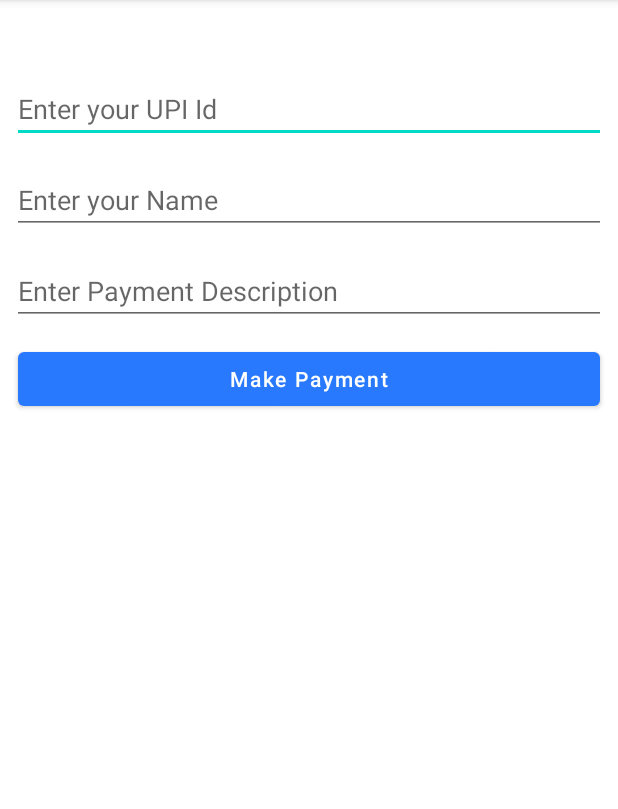
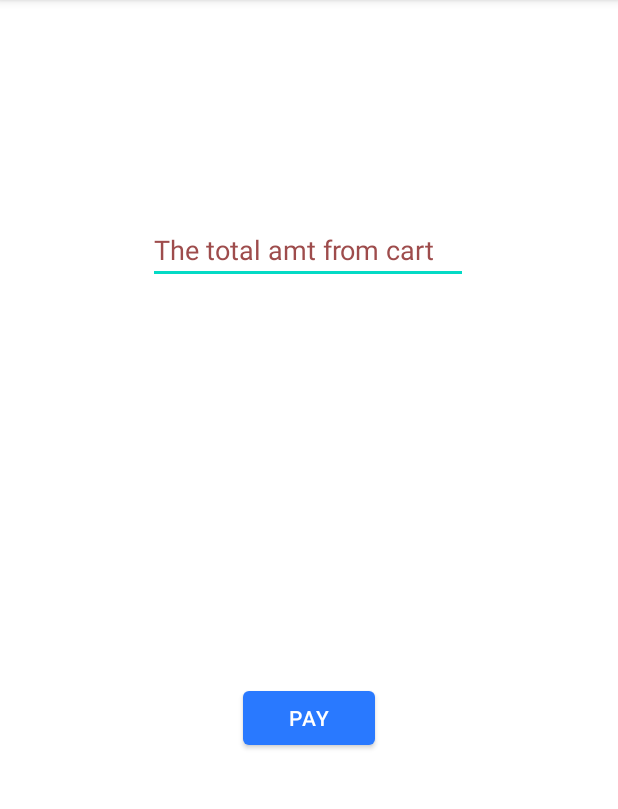
Before and after one commit to vamseevk2001/Kart-X, an Android app: the Payments screen opened directly, with no data from a screen before it, on a phone screen of 412 x 824 dp, the part 84-893 px from its top. Run offline under Robolectric (Android 15) with nearby library versions, the phone set to English and light mode, and no system bars; libraries missing offline, so code that uses them is left out: com.razorpay.

Commit message:
Payments added

```diff
--- a/app/build.gradle
+++ b/app/build.gradle
@@ -49,9 +49,9 @@ dependencies {
     implementation 'com.github.denzcoskun:ImageSlideshow:0.0.6'
 
     implementation platform('com.google.firebase:firebase-bom:26.8.0')
-    implementation "com.shreyaspatil:EasyUpiPayment:2.0"
     implementation "com.google.firebase:firebase-firestore:11.4.2"
     implementation "com.firebaseui:firebase-ui-auth:3.0.0"
+    implementation 'com.razorpay:checkout:1.6.6'
     implementation "com.firebaseui:firebase-ui-firestore:3.0.0"
     implementation 'com.firebaseui:firebase-ui-firestore:6.1.0'
     // Declare the dependency for the Firebase Authentication library
--- a/app/src/main/java/com/shapps/myapplication/Payments.java
+++ b/app/src/main/java/com/shapps/myapplication/Payments.java
@@ -2,93 +2,67 @@ package com.shapps.myapplication;
 
 import androidx.appcompat.app.AppCompatActivity;
 
+import android.app.Activity;
 import android.os.Bundle;
-import android.text.TextUtils;
-import android.util.Log;
 import android.view.View;
 import android.widget.Button;
 import android.widget.EditText;
-import android.widget.TextView;
 import android.widget.Toast;
 
-import com.shreyaspatil.EasyUpiPayment.EasyUpiPayment;
-import com.shreyaspatil.EasyUpiPayment.listener.PaymentStatusListener;
-import com.shreyaspatil.EasyUpiPayment.model.TransactionDetails;
+import com.razorpay.Checkout;
+import com.razorpay.PaymentResultListener;
 
-import java.text.SimpleDateFormat;
-import java.util.Calendar;
-import java.util.Date;
-import java.util.Locale;
+import org.json.JSONException;
+import org.json.JSONObject;
 
-public class Payments extends AppCompatActivity {
-    private EditText  upiEdt, nameEdt, descEdt;
-    private TextView transactionDetailsTV,total;
+public class Payments extends AppCompatActivity implements PaymentResultListener {
+private EditText amount;
+private Button pay;
 
     @Override
     protected void onCreate(Bundle savedInstanceState) {
         super.onCreate(savedInstanceState);
         setContentView(R.layout.activity_payments);
-
-        upiEdt = findViewById(R.id.idEdtUpi);
-        nameEdt = findViewById(R.id.idEdtName);
-        descEdt = findViewById(R.id.idEdtDescription);
-        Button makePaymentBtn = findViewById(R.id.idBtnMakePayment);
-        transactionDetailsTV = findViewById(R.id.idTVTranscationDetails);
-
-        Date c = Calendar.getInstance().getTime();
-        SimpleDateFormat df = new SimpleDateFormat("ddMMyyyyHHmmss", Locale.getDefault());
-        String transcId = df.format(c);
-
-        makePaymentBtn.setOnClickListener(new View.OnClickListener() {
-            @Override
-            public void onClick(View v) {
-                // on below line we are getting data from our edit text.
-                total = findViewById(R.id.total);
-                total.setText("Rs " + CartAdapter.total);
-                String upi = upiEdt.getText().toString();
-                String name = nameEdt.getText().toString();
-                String desc = descEdt.getText().toString();
-                // on below line we are validating our text field.
-                    // if the edit text is not empty then
-                    // we are calling method to make payment.
-                   // makePayment(total, upi, name, desc, transcId);
-
-            }
-        });
+        amount=findViewById(R.id.amt);
+        pay=findViewById(R.id.pay);
     }
 
-    private void makePayment(String amount, String upi, String name, String desc, String transcationId) {
-        // on below line we are calling an easy payment method and passing
-        // all parameters to it such as upi id,name, description and others.
-        final EasyUpiPayment easyUpiPayment = new EasyUpiPayment.Builder()
-                .with(this)
-                // on below line we are adding upi id.
-                .setPayeeVpa(upi)
-                // on below line we are setting name to which we are making oayment.
-                .setPayeeName(name)
-                // on below line we are passing transaction id.
-                .setTransactionId(transcationId)
-                // on below line we are passing transaction ref id.
-                .setTransactionRefId(transcationId)
-                // on below line we are adding description to payment.
-                .setDescription(desc)
-                // on below line we are passing amount which is being paid.
-                .setAmount(amount)
-                // on below line we are calling a build method to build this ui.
-                .build();
-        // on below line we are calling a start
-        // payment method to start a payment.
-        easyUpiPayment.startPayment();
-        // on below line we are calling a set payment
-        // status listener method to call other payment methods.
-        easyUpiPayment.setPaymentStatusListener((PaymentStatusListener) this);
-    }
-    public void onTransactionCompleted(TransactionDetails transactionDetails) {
-        // on below line we are getting details about transaction when completed.
-        String transcDetails = transactionDetails.getStatus().toString() + "\n" + "Transaction ID : " + transactionDetails.getTransactionId();
-        transactionDetailsTV.setVisibility(View.VISIBLE);
-        // on below line we are setting details to our text view.
-        transactionDetailsTV.setText(transcDetails);
+    public void Gpay(View view) {
+        String amt =amount.getText().toString();
+        if(amt.isEmpty()){
+            Toast.makeText(this,"Enter Amount",Toast.LENGTH_SHORT).show();
+        }
+else{
+            startPayment(amt);
+        }
     }
 
+    private void startPayment(String amount) {
+        Activity activity =this;
+        Checkout checkout =new Checkout();
+        JSONObject object =new JSONObject();
+        try{
+            object.put("name","Sharvesh");
+            object.put("description","Payment From Cart");
+            double amo=Double.parseDouble(amount);
+            amo=amo*100;
+            object.put("amount",amo);
+            object.put("currency","INR");
+            object.put("prefill.contact","7904592032");
+            object.put("prefill.email","sharveshsreethar0806@gmail.com");
+
+            checkout.open(activity,object);
+        } catch (JSONException e) {
+            e.printStackTrace();
+        }
     }
+
+    @Override
+    public void onPaymentSuccess(String s) {
+        Toast.makeText(this,"success",Toast.LENGTH_SHORT).show();
+    }
+
+    @Override
+    public void onPaymentError(int i, String s) {
+        Toast.makeText(this,"Failure",Toast.LENGTH_SHORT).show();    }
+}
--- a/app/src/main/res/layout/activity_payments.xml
+++ b/app/src/main/res/layout/activity_payments.xml
@@ -1,81 +1,33 @@
 <?xml version="1.0" encoding="utf-8"?>
-<RelativeLayout
-    xmlns:android="http://schemas.android.com/apk/res/android"
+<androidx.constraintlayout.widget.ConstraintLayout xmlns:android="http://schemas.android.com/apk/res/android"
+    xmlns:app="http://schemas.android.com/apk/res-auto"
     xmlns:tools="http://schemas.android.com/tools"
     android:layout_width="match_parent"
     android:layout_height="match_parent"
-    android:orientation="vertical"
-    tools:context=".MainActivity">
+    tools:context=".Payments">
 
-    <!--edit text for entering amount to be paid-->
-    <TextView
-        android:id="@+id/total"
-        android:layout_width="match_parent"
+    <EditText
+        android:id="@+id/amt"
+        android:layout_width="wrap_content"
         android:layout_height="wrap_content"
-        android:layout_marginStart="8dp"
-        android:layout_marginTop="15dp"
-        android:layout_marginEnd="8dp"
-        android:inputType="numberDecimal" />
+        android:layout_marginTop="144dp"
+        android:ems="10"
+        android:hint="The total amt from cart"
+        android:inputType="textPersonName"
+        android:textColorHint="#9E4C4C"
+        app:layout_constraintEnd_toEndOf="parent"
+        app:layout_constraintHorizontal_bias="0.497"
+        app:layout_constraintStart_toStartOf="parent"
+        app:layout_constraintTop_toTopOf="parent" />
 
-    <!--edit text for entering the upi id
-        to which we have to make payment-->
-    <EditText
-        android:id="@+id/idEdtUpi"
-        android:layout_width="match_parent"
+    <Button
+        android:id="@+id/pay"
+        android:layout_width="wrap_content"
         android:layout_height="wrap_content"
-        android:layout_below="@id/total"
-        android:layout_marginStart="8dp"
-        android:layout_marginTop="15dp"
-        android:layout_marginEnd="8dp"
-        android:hint="Enter your UPI Id"
-        android:inputType="text" />
-
-    <!--edit text for adding the name of the
-        user whom we have to make payment-->
-    <EditText
-        android:id="@+id/idEdtName"
-        android:layout_width="match_parent"
-        android:layout_height="wrap_content"
-        android:layout_below="@id/idEdtUpi"
-        android:layout_marginStart="8dp"
-        android:layout_marginTop="15dp"
-        android:layout_marginEnd="8dp"
-        android:hint="Enter your Name"
-        android:inputType="text" />
-
-    <!--edit text for adding the description for
-        the payment which we are making-->
-    <EditText
-        android:id="@+id/idEdtDescription"
-        android:layout_width="match_parent"
-        android:layout_height="wrap_content"
-        android:layout_below="@id/idEdtName"
-        android:layout_marginStart="8dp"
-        android:layout_marginTop="15dp"
-        android:layout_marginEnd="8dp"
-        android:hint="Enter Payment Description"
-        android:inputType="text" />
-
-    <!--button for making a payment-->
-    <Button
-        android:id="@+id/idBtnMakePayment"
-        android:layout_width="match_parent"
-        android:layout_height="wrap_content"
-        android:layout_below="@id/idEdtDescription"
-        android:layout_margin="12dp"
-        android:text="Make Payment"
-        android:textAllCaps="false" />
-
-    <!--text view for displaying transaction status-->
-    <TextView
-        android:id="@+id/idTVTranscationDetails"
-        android:layout_width="match_parent"
-        android:layout_height="wrap_content"
-        android:layout_below="@id/idBtnMakePayment"
-        android:layout_marginTop="30dp"
-        android:text="Transcation Details"
-        android:textAlignment="center"
-        android:textColor="@color/purple_700"
-        android:visibility="gone" />
-
-</RelativeLayout>
+        android:onClick="Gpay"
+        android:text="pay"
+        app:layout_constraintBottom_toBottomOf="parent"
+        app:layout_constraintEnd_toEndOf="parent"
+        app:layout_constraintStart_toStartOf="parent"
+        app:layout_constraintTop_toBottomOf="@+id/amt" />
+</androidx.constraintlayout.widget.ConstraintLayout>
```
Also changed, not shown: app/src/main/AndroidManifest.xml (+6 -1 lines).
